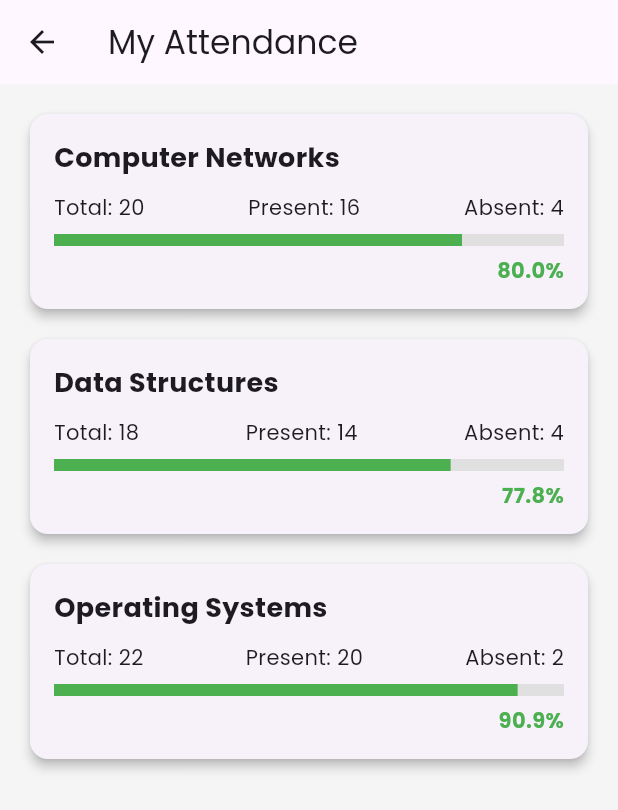
After one commit to harmanbajwa2954/departmentv2, a Flutter app: the StudentAttendanceUI screen opened directly, on a phone screen of 412 x 824 dp. The commit adds this screen. Shown: the top 810 px of the screen. Run offline on Flutter 3.47's test engine with Material 3 defaults, Android fonts, the light colour scheme and no system bars; our stand-ins replace cloud_firestore, firebase_auth, firebase_core, google_fonts; accounts and stored records are empty.

Commit message:
basic attendence view added for student dashboard and a few minor tweaks made

```diff
--- /dev/null
+++ b/lib/attendence/student_attendence_screen.dart
@@ -0,0 +1,94 @@
+import 'package:flutter/material.dart';
+
+
+
+class StudentAttendanceUI extends StatelessWidget {
+  const StudentAttendanceUI({super.key});
+
+  // Mock data — replace with real data later
+  final List<Map<String, dynamic>> mockSubjects = const [
+    {
+      'subject': 'Computer Networks',
+      'total': 20,
+      'present': 16,
+      'absent': 4,
+    },
+    {
+      'subject': 'Data Structures',
+      'total': 18,
+      'present': 14,
+      'absent': 4,
+    },
+    {
+      'subject': 'Operating Systems',
+      'total': 22,
+      'present': 20,
+      'absent': 2,
+    },
+  ];
+
+  @override
+  Widget build(BuildContext context) {
+    return Scaffold(
+      appBar: AppBar(title: const Text('My Attendance')),
+      body: Padding(
+        padding: const EdgeInsets.all(16.0),
+        child: ListView.separated(
+          itemCount: mockSubjects.length,
+          separatorBuilder: (_, __) => const SizedBox(height: 12),
+          itemBuilder: (context, index) {
+            final subject = mockSubjects[index];
+            final percent = (subject['present'] / subject['total']) * 100;
+
+            return Card(
+              elevation: 3,
+              shape: RoundedRectangleBorder(borderRadius: BorderRadius.circular(12)),
+              child: Padding(
+                padding: const EdgeInsets.all(16),
+                child: Column(
+                  crossAxisAlignment: CrossAxisAlignment.start,
+                  children: [
+                    Text(
+                      subject['subject'],
+                      style: const TextStyle(
+                        fontSize: 18,
+                        fontWeight: FontWeight.bold,
+                      ),
+                    ),
+                    const SizedBox(height: 10),
+                    Row(
+                      mainAxisAlignment: MainAxisAlignment.spaceBetween,
+                      children: [
+                        Text("Total: ${subject['total']}"),
+                        Text("Present: ${subject['present']}"),
+                        Text("Absent: ${subject['absent']}"),
+                      ],
+                    ),
+                    const SizedBox(height: 8),
+                    LinearProgressIndicator(
+                      value: percent / 100,
+                      backgroundColor: Colors.grey[300],
+                      color: percent >= 75 ? Colors.green : Colors.redAccent,
+                      minHeight: 8,
+                    ),
+                    const SizedBox(height: 6),
+                    Align(
+                      alignment: Alignment.centerRight,
+                      child: Text(
+                        "${percent.toStringAsFixed(1)}%",
+                        style: TextStyle(
+                          fontWeight: FontWeight.bold,
+                          color: percent >= 75 ? Colors.green : Colors.redAccent,
+                        ),
+                      ),
+                    ),
+                  ],
+                ),
+              ),
+            );
+          },
+        ),
+      ),
+    );
+  }
+}
```
Also changed, not shown: lib/attendence/teacher_attendence_screen.dart (+98 -224 lines), lib/dashboards/student_dashboard.dart (+17 -1 lines), lib/dashboards/teacher_dashboard.dart (+4 -3 lines).
